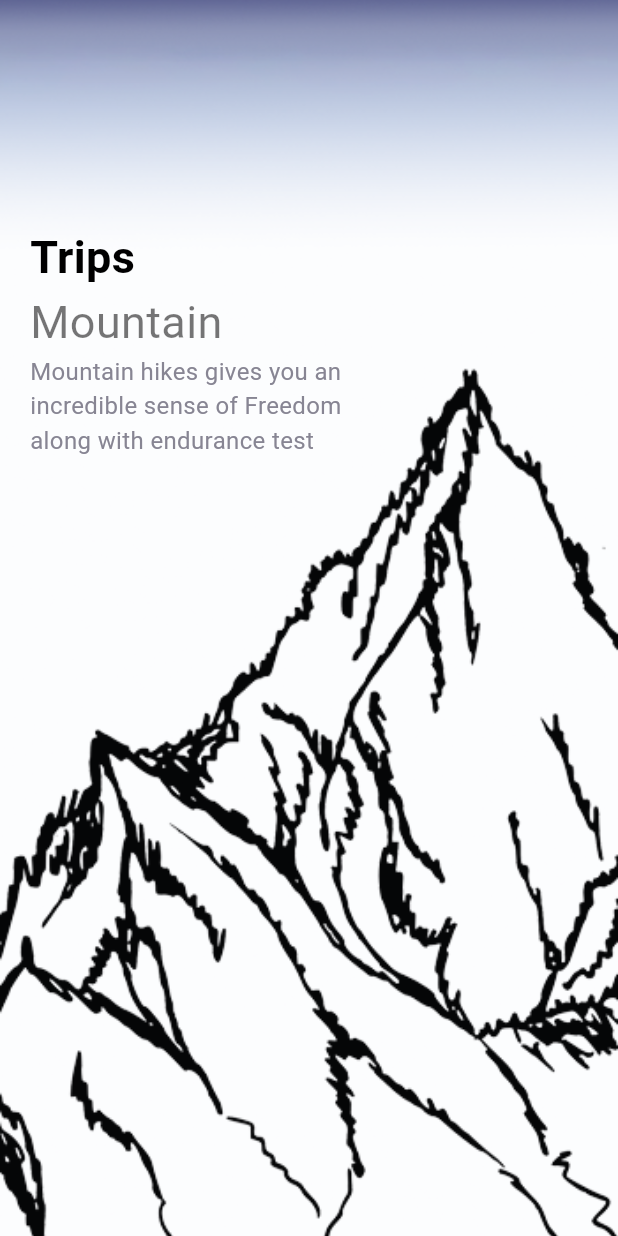
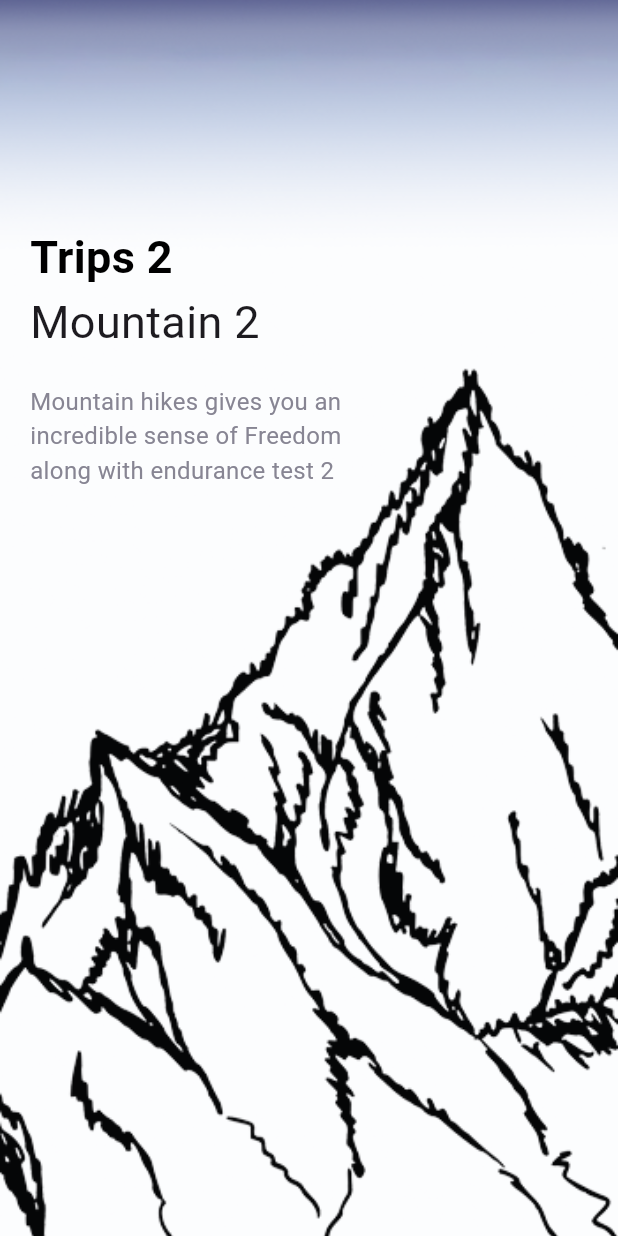
Before and after one commit to fidelisnwabisi/travel_app, a Flutter app: the screen it shows after launch, swiped to page 2, on a phone screen of 412 x 824 dp. Run offline on Flutter 3.47's test engine with Material 2 defaults, Android fonts, the phone set to English and light mode, and no system bars.

Commit message:
added responsive button added text List made size and color optional

```diff
--- /dev/null
+++ b/lib/pages/responsive_button.dart
@@ -0,0 +1,17 @@
+import 'package:flutter/material.dart';
+
+// ignore: must_be_immutable
+class ResponsiveButton extends StatelessWidget {
+  bool? isResponsive;
+  double? width;
+  ResponsiveButton({
+    super.key,
+    this.width,
+    this.isResponsive = false,
+  });
+
+  @override
+  Widget build(BuildContext context) {
+    return Container();
+  }
+}
--- a/lib/pages/welcome_page.dart
+++ b/lib/pages/welcome_page.dart
@@ -16,6 +16,13 @@ class _WelcomePageState extends State<WelcomePage> {
     "welcome-one.png",
     "welcome-two.png",
     "welcome-three.png",
+  ];
+  List text = ["Trips", "Trips 2", "Trips 3,"];
+  List text2 = ["Mountain", "Mountain 2", "Mountain 3"];
+  List text3 = [
+    "Mountain hikes gives you an incredible sense of Freedom along with endurance test",
+    "Mountain hikes gives you an incredible sense of Freedom along with endurance test 2",
+    "Mountain hikes gives you an incredible sense of Freedom along with endurance test 3",
   ];
   @override
   Widget build(BuildContext context) {
@@ -43,19 +50,15 @@ class _WelcomePageState extends State<WelcomePage> {
                   Column(
                     crossAxisAlignment: CrossAxisAlignment.start,
                     children: [
-                      const AppLargeText(text: 'Trips'),
-                      AppText(
-                        text: "Mountain",
-                        size: 30,
-                        color: Colors.black54,
-                      ),
+                      AppLargeText(text: text[index]),
+                      AppText(text: text2[index], size: 30),
+                      const SizedBox(height: 20),
                       Container(
                         width: 250,
                         child: AppText(
                           color: AppColors.textColor2,
+                          text: text3[index],
                           size: 16,
-                          text:
-                              "Mountain hikes gives you an incredible sense of Freedom along with endurance test",
                         ),
                       )
                     ],
--- a/lib/widgets/app_text.dart
+++ b/lib/widgets/app_text.dart
@@ -1,15 +1,16 @@
 import 'package:flutter/material.dart';
 
+// ignore: must_be_immutable
 class AppText extends StatelessWidget {
-  final double size;
+  double? size = 14;
   final String text;
-  final Color color;
+  Color? color = Colors.black54;
 
-  const AppText({
+  AppText({
     super.key,
-    required this.size,
+    this.size,
     required this.text,
-    required this.color,
+    this.color,
   });
 
   @override
```
